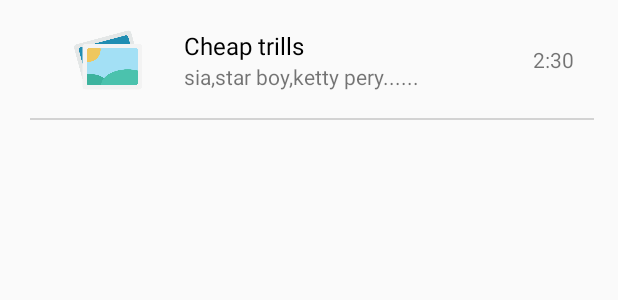
After one commit to amitiwary999/CutSong, an Android app: the layout song_item.xml on its own in the app's theme, with its tools: preview values and no code run, on a phone screen of 412 x 824 dp. The commit adds this screen. Shown: the top 300 px of the screen. Run offline under Robolectric (Android 15) with nearby library versions, the phone set to English and light mode, and no system bars.

Commit message:
song retrieving working good

```diff
--- a/app/src/main/AndroidManifest.xml
+++ b/app/src/main/AndroidManifest.xml
@@ -4,6 +4,9 @@
     package="com.example.meeera.cutsong">
 
     <uses-sdk tools:overrideLibrary="com.bq.markerseekbar" />
+    <uses-permission android:name="android.permission.READ_EXTERNAL_STORAGE"></uses-permission>
+    <uses-permission android:name="android.permission.WRITE_EXTERNAL_STORAGE"/>
+    <uses-permission android:name="android.permission.RECORD_AUDIO"/>
     <application
         android:allowBackup="true"
         android:icon="@mipmap/ic_launcher"
--- a/app/src/main/java/com/example/meeera/cutsong/Fragment/Recorder.kt
+++ b/app/src/main/java/com/example/meeera/cutsong/Fragment/Recorder.kt
@@ -5,5 +5,5 @@ import android.support.v4.app.Fragment
 /**
  * Created by meeera on 24/10/17.
  */
-class Recorder : Fragment() {
+class Recorder() : Fragment() {
 }
--- a/app/src/main/java/com/example/meeera/cutsong/Model/SongModel.kt
+++ b/app/src/main/java/com/example/meeera/cutsong/Model/SongModel.kt
@@ -3,5 +3,5 @@ package com.example.meeera.cutsong.Model
 /**
  * Created by meeera on 24/10/17.
  */
-class SongModel( song_name : String, song_path : String, song_pic : String, song_artist : String, song_duration : String) {
+class SongModel( var song_name : String, var song_path : String, var song_pic : String, var song_artist : String, var song_duration : String) {
 }
--- /dev/null
+++ b/app/src/main/res/layout/song_item.xml
@@ -0,0 +1,75 @@
+<?xml version="1.0" encoding="utf-8"?>
+<RelativeLayout xmlns:android="http://schemas.android.com/apk/res/android"
+    android:layout_width="match_parent"
+    android:layout_height="80dp"
+    android:gravity="center">
+
+    <LinearLayout
+        android:layout_width="match_parent"
+        android:layout_height="match_parent"
+        android:layout_marginLeft="16dp"
+        android:gravity="center"
+        android:orientation="horizontal"
+        android:weightSum="7">
+
+        <RelativeLayout
+            android:layout_width="0dp"
+            android:layout_height="match_parent"
+            android:layout_weight="1.5">
+            <ImageView
+                android:id="@+id/iv_song_thumb"
+                android:layout_width="45dp"
+                android:layout_height="45dp"
+                android:layout_centerInParent="true"
+                android:src="@drawable/place_holder" />
+        </RelativeLayout>
+
+        <RelativeLayout
+            android:layout_width="0dp"
+            android:layout_height="match_parent"
+            android:layout_weight="4"
+            android:gravity="center_vertical">
+
+            <TextView
+                android:id="@+id/tv_song_title"
+                android:layout_width="match_parent"
+                android:layout_height="wrap_content"
+                android:layout_marginLeft="8dp"
+                android:singleLine="true"
+                android:text="Cheap trills"
+                android:textColor="@android:color/black"
+                android:textSize="16sp" />
+
+            <TextView
+                android:id="@+id/tv_song_artist"
+                android:layout_width="match_parent"
+                android:layout_height="wrap_content"
+                android:layout_below="@+id/tv_song_title"
+                android:layout_marginLeft="8dp"
+                android:singleLine="true"
+                android:text="sia,star boy,ketty pery......"
+                android:textSize="14sp" />
+
+
+        </RelativeLayout>
+
+        <TextView
+            android:id="@+id/tv_duration"
+            android:layout_width="0dp"
+            android:layout_height="match_parent"
+            android:layout_weight="1"
+            android:gravity="center"
+            android:text="2:30" />
+
+
+    </LinearLayout>
+
+    <View
+        android:layout_width="match_parent"
+        android:layout_height="1dp"
+        android:layout_alignParentBottom="true"
+        android:layout_marginLeft="20dp"
+        android:layout_marginRight="16dp"
+        android:background="#d3d3d3" />
+
+</RelativeLayout>
```
Also changed, not shown: app/src/main/java/com/example/meeera/cutsong/Activity/MainActivity.kt (+12 -5 lines), app/src/main/java/com/example/meeera/cutsong/Adapter/SongAdapter.kt (added, +55 -0 lines), app/src/main/java/com/example/meeera/cutsong/Fragment/Music.kt (+41 -2 lines), app/src/main/res/drawable/place_holder.png (added).
